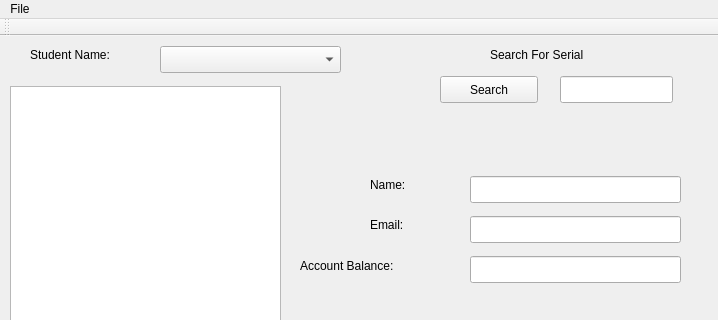
allenh1/KedighCash, file mainwindow.ui: the form before one commit; both pictures show x 0 to 718 and y 0 to 320 of the 718 by 540 pixel window.
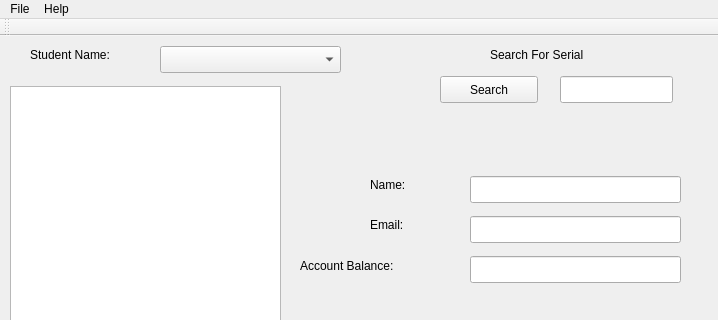
The form after the commit.

Commit message: Added an "about" window.

Patch:
```diff
--- a/mainwindow.ui
+++ b/mainwindow.ui
@@ -226,7 +226,14 @@
     <addaction name="separator"/>
     <addaction name="actionQuit"/>
    </widget>
+   <widget class="QMenu" name="menuHelp">
+    <property name="title">
+     <string>Help</string>
+    </property>
+    <addaction name="actionAbout"/>
+   </widget>
    <addaction name="menuOpen"/>
+   <addaction name="menuHelp"/>
   </widget>
   <widget class="QToolBar" name="mainToolBar">
    <attribute name="toolBarArea">
```
Left out of the diff: 10 changed lines with no effect on the pictures. The commit also changes 2 other files.
